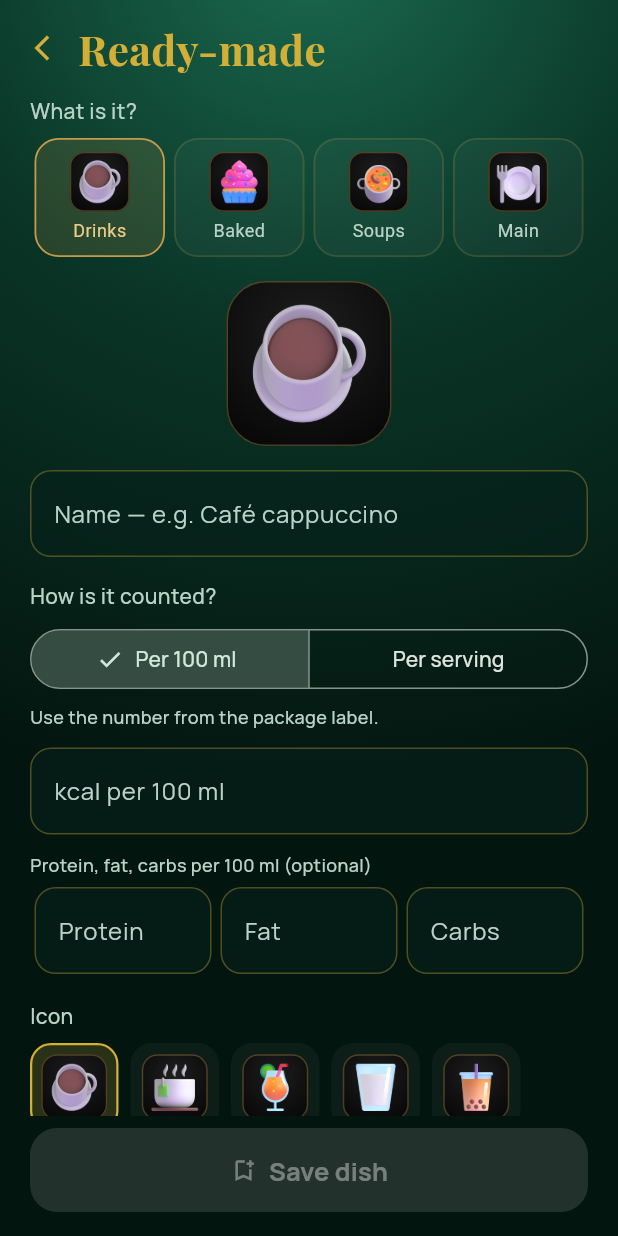
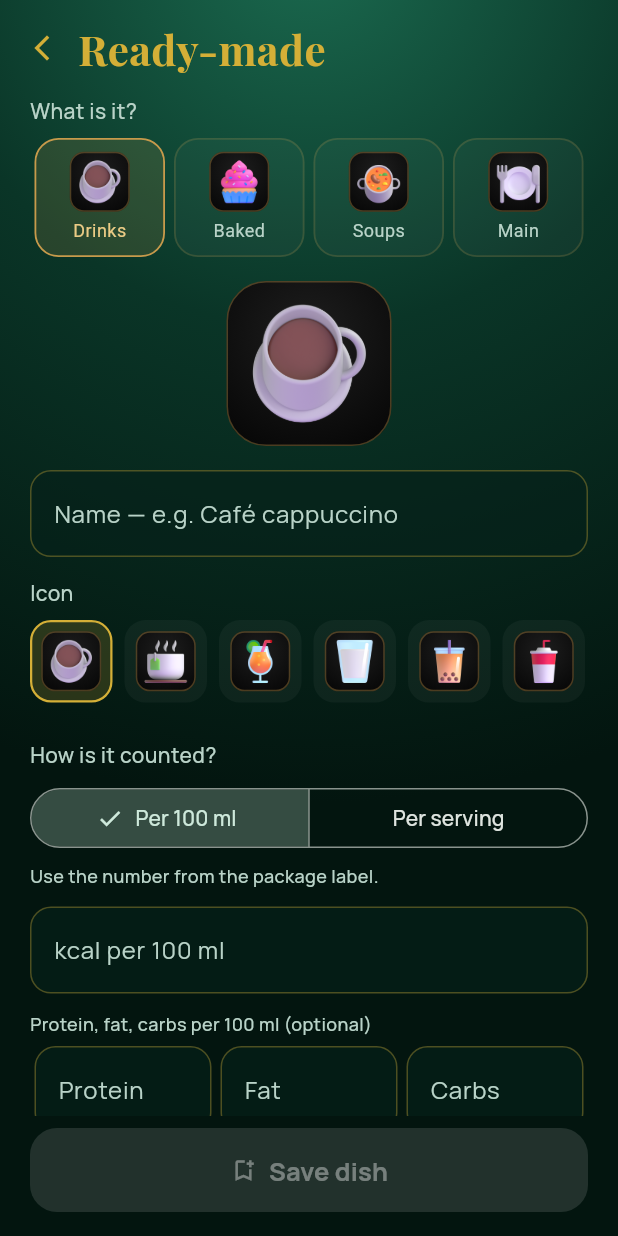
Before and after one commit to Little-Miracles/platecraft, a Flutter app: the ReadyMadeScreen screen opened directly with empty values, on a phone screen of 412 x 824 dp. Run offline on Flutter 3.47's test engine with Material 3 defaults, Android fonts, the phone set to English and light mode, and no system bars; our stand-ins replace google_fonts, shared_preferences; accounts and stored records are empty; Roboto replaces fonts that are missing (Marcellus).

Commit message:
Apple picture for fruit; the icon choice in Ready-made moves up
A snack apple showed up with a cupcake (the Baked goods picture) and the
icon choice in Ready-made was hidden at the very bottom. Fruit eaten as it
is now gets the apple picture, sweets the cookie, and Ready-made shows the
icons in one scrolling row right under the name, like Homemade.

Co-Authored-By: Claude Opus 5.5 <noreply@anthropic.com>

```diff
--- a/lib/screens/ready_made.dart
+++ b/lib/screens/ready_made.dart
@@ -106,6 +106,24 @@ class _ReadyMadeScreenState extends State<ReadyMadeScreen>
                     ? 'Name — e.g. Café cappuccino'
                     : 'Name — e.g. Bakery cupcake')),
           ),
+          const SizedBox(height: 14),
+          Text('Icon', style: PC.body(14, color: PC.textSoft)),
+          const SizedBox(height: 8),
+          // One scrolling row, like in Homemade — the fields stay in view.
+          SizedBox(
+            height: 64,
+            child: ListView(
+              scrollDirection: Axis.horizontal,
+              children: [
+                IconPicker(
+                  icons: iconChoices,
+                  selected: _icon,
+                  size: 40,
+                  onSelect: (i) => setState(() => _icon = i),
+                ),
+              ],
+            ),
+          ),
           const SizedBox(height: 16),
           Text('How is it counted?', style: PC.body(14, color: PC.textSoft)),
           const SizedBox(height: 8),
@@ -138,14 +156,6 @@ class _ReadyMadeScreenState extends State<ReadyMadeScreen>
               style: PC.body(12, color: PC.textSoft)),
           const SizedBox(height: 6),
           MacroFields(protein: _protein, fat: _fat, carbs: _carbs),
-          const SizedBox(height: 18),
-          Text('Icon', style: PC.body(14, color: PC.textSoft)),
-          const SizedBox(height: 8),
-          IconPicker(
-            icons: iconChoices,
-            selected: _icon,
-            onSelect: (i) => setState(() => _icon = i),
-          ),
         ],
       ),
     );
```
Also changed, not shown: lib/models.dart (+17 -1 lines), 1 other file.
